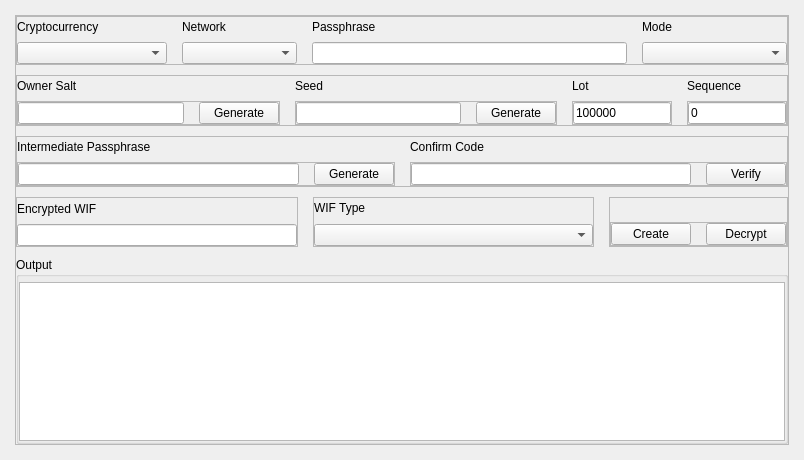
Old version of the form desktop/ui/bip38.ui in the repository talonlab/bip38-desktop.
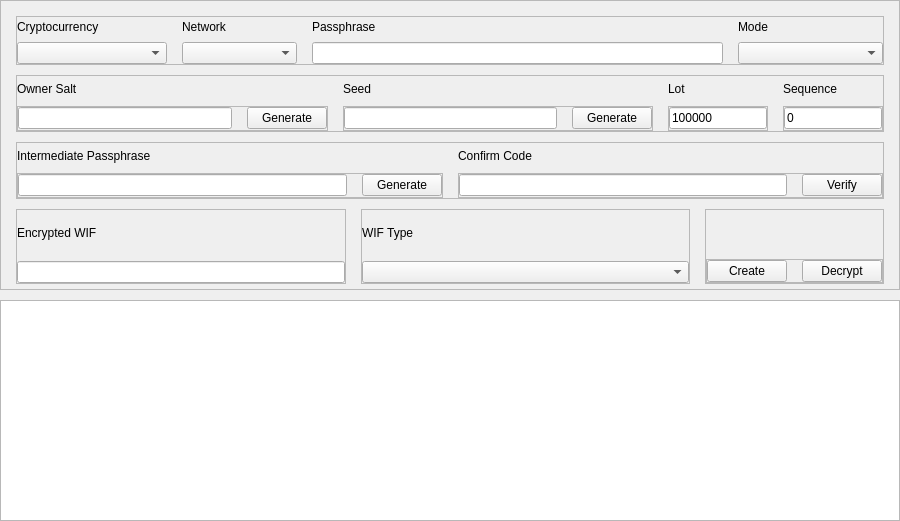
New version of the form.

Commit message: Update: theme and ui adjustments

```diff
--- a/desktop/ui/bip38.ui
+++ b/desktop/ui/bip38.ui
@@ -6,32 +6,68 @@
    <rect>
     <x>0</x>
     <y>0</y>
-    <width>804</width>
-    <height>460</height>
+    <width>900</width>
+    <height>521</height>
    </rect>
   </property>
+  <property name="sizePolicy">
+   <sizepolicy hsizetype="Minimum" vsizetype="Preferred">
+    <horstretch>0</horstretch>
+    <verstretch>0</verstretch>
+   </sizepolicy>
+  </property>
+  <property name="minimumSize">
+   <size>
+    <width>900</width>
+    <height>0</height>
+   </size>
+  </property>
+  <property name="maximumSize">
+   <size>
+    <width>900</width>
+    <height>16777215</height>
+   </size>
+  </property>
   <property name="windowTitle">
    <string>MainWindow</string>
   </property>
   <widget class="QWidget" name="centralwidget">
    <layout class="QVBoxLayout" name="centeralWidgetLayout">
     <property name="spacing">
-     <number>0</number>
+     <number>10</number>
     </property>
     <property name="leftMargin">
-     <number>15</number>
+     <number>0</number>
     </property>
     <property name="topMargin">
-     <number>15</number>
+     <number>0</number>
     </property>
     <property name="rightMargin">
-     <number>15</number>
+     <number>0</number>
     </property>
     <property name="bottomMargin">
-     <number>15</number>
+     <number>0</number>
     </property>
     <item>
      <widget class="QFrame" name="bip38ContainerQFrame">
+      <property name="sizePolicy">
+       <sizepolicy hsizetype="Preferred" vsizetype="Minimum">
+        <horstretch>0</horstretch>
+        <verstretch>0</verstretch>
+       </sizepolicy>
+      </property>
+      <property name="minimumSize">
+       <size>
+        <width>0</width>
+        <height>290</height>
+       </size>
+      </property>
+      <property name="maximumSize">
+       <size>
+        <width>16777215</width>
+        <height>290</height>
+       </size>
+      </property>
       <property name="frameShape">
        <enum>QFrame::Shape::StyledPanel</enum>
       </property>
@@ -43,16 +79,16 @@
         <number>10</number>
        </property>
        <property name="leftMargin">
-        <number>0</number>
+        <number>15</number>
        </property>
        <property name="topMargin">
-        <number>0</number>
+        <number>15</number>
        </property>
        <property name="rightMargin">
-        <number>0</number>
+        <number>15</number>
        </property>
        <property name="bottomMargin">
-        <number>0</number>
+        <number>5</number>
        </property>
        <item>
         <widget class="QFrame" name="cryptoAndNetworkContainerQFrame">
@@ -1586,6 +1622,9 @@
              <enum>QFrame::Shadow::Raised</enum>
             </property>
             <layout class="QVBoxLayout" name="decryptWIFTypeContainerQFrameVLayout">
+             <property name="spacing">
+              <number>5</number>
+             </property>
              <property name="leftMargin">
               <number>0</number>
              </property>
@@ -1751,43 +1790,19 @@
          </layout>
         </widget>
        </item>
-       <item>
-        <widget class="QGroupBox" name="outputQGroupBox">
-         <property name="title">
-          <string>Output</string>
-         </property>
-         <layout class="QVBoxLayout" name="outputGroupBoxVLayout">
-          <property name="spacing">
-           <number>0</number>
-          </property>
-          <property name="leftMargin">
-           <number>0</number>
-          </property>
-          <property name="topMargin">
-           <number>5</number>
-          </property>
-          <property name="rightMargin">
-           <number>0</number>
-          </property>
-          <property name="bottomMargin">
-           <number>0</number>
-          </property>
-          <item>
-           <widget class="QTextEdit" name="outputQTextEdit">
-            <property name="readOnly">
-             <bool>true</bool>
-            </property>
-            <property name="placeholderText">
-             <string/>
-            </property>
-           </widget>
-          </item>
-         </layout>
-        </widget>
-       </item>
       </layout>
      </widget>
     </item>
+    <item>
+     <widget class="QTextEdit" name="outputQTextEdit">
+      <property name="readOnly">
+       <bool>true</bool>
+      </property>
+      <property name="placeholderText">
+       <string/>
+      </property>
+     </widget>
+    </item>
    </layout>
   </widget>
  </widget>
```
The commit also changes 3 other files.
